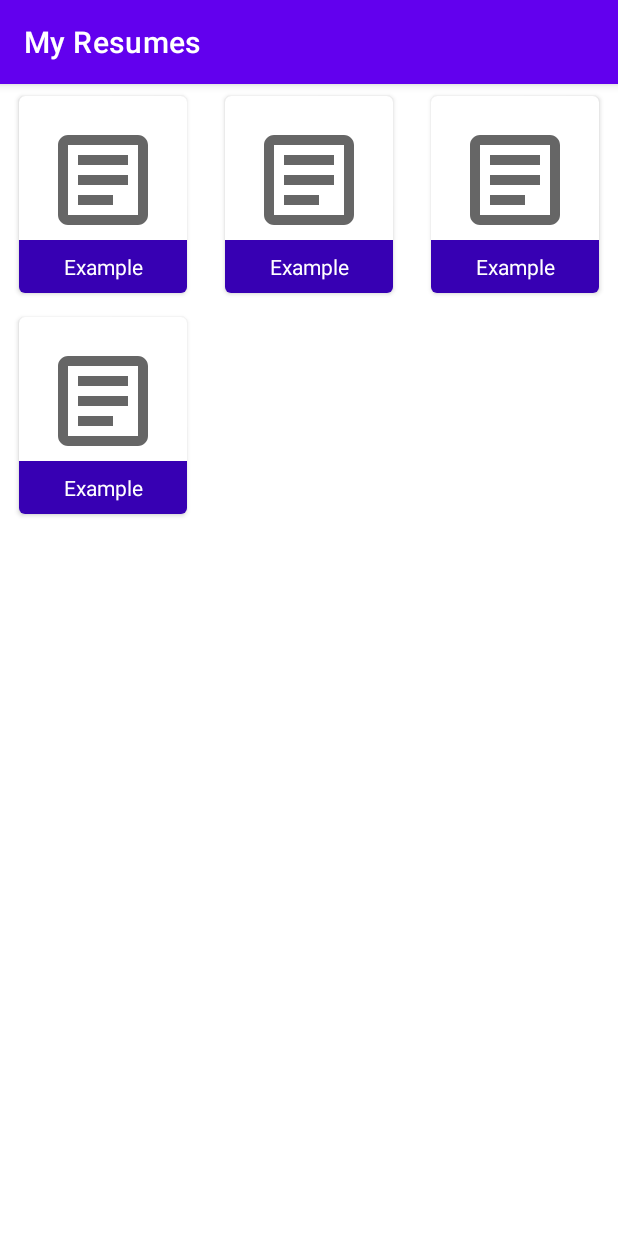
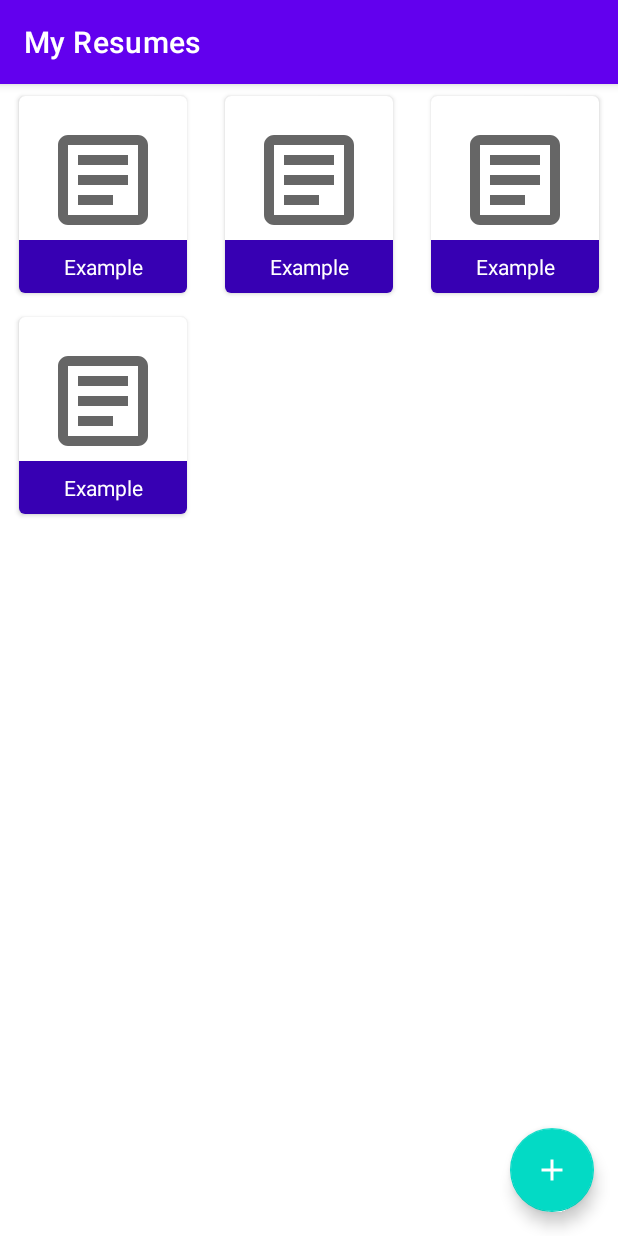
Before and after one commit to NutdanaiVankrua/AnyMindResume, an Android app: the screen it shows after launch (AnyMindResumeActivity), on a phone screen of 412 x 824 dp. Run offline under Robolectric (Android 15) with nearby library versions, the phone set to English and light mode, and no system bars.

Commit message:
feature: introduce floating button for my resumes screen for flow create new resumes

```diff
--- a/app/src/main/java/com/example/anymindresume/screen/myresumes/MyResumesFragment.kt
+++ b/app/src/main/java/com/example/anymindresume/screen/myresumes/MyResumesFragment.kt
@@ -26,8 +26,8 @@ class MyResumesFragment : Fragment() {
 
     override fun onViewCreated(view: View, savedInstanceState: Bundle?) {
         super.onViewCreated(view, savedInstanceState)
+        setupViews()
         setupLiveDataObservers()
-        binding.recyclerView.adapter = adapter
         viewModel.getResumes()
     }
 
@@ -45,4 +45,11 @@ class MyResumesFragment : Fragment() {
         }
     }
 
+    private fun setupViews() {
+        binding.recyclerView.adapter = adapter
+        binding.floatingButton.setOnClickListener {
+            findNavController().navigate(R.id.action_my_resumes_to_resume_detail)
+        }
+    }
+
 }
--- /dev/null
+++ b/app/src/main/res/drawable/ic_outline_add_24.xml
@@ -0,0 +1,10 @@
+<vector xmlns:android="http://schemas.android.com/apk/res/android"
+    android:width="24dp"
+    android:height="24dp"
+    android:viewportWidth="24"
+    android:viewportHeight="24"
+    android:tint="?attr/colorControlNormal">
+  <path
+      android:fillColor="@android:color/white"
+      android:pathData="M19,13h-6v6h-2v-6H5v-2h6V5h2v6h6v2z"/>
+</vector>
--- a/app/src/main/res/layout/fragment_my_resumes.xml
+++ b/app/src/main/res/layout/fragment_my_resumes.xml
@@ -17,4 +17,17 @@
         app:spanCount="3"
         tools:listitem="@layout/view_holder_my_resume" />
 
+    <com.google.android.material.floatingactionbutton.FloatingActionButton
+        android:id="@+id/floating_button"
+        android:layout_width="wrap_content"
+        android:layout_height="wrap_content"
+        android:layout_marginEnd="16dp"
+        android:layout_marginBottom="16dp"
+        android:contentDescription="@null"
+        android:src="@drawable/ic_outline_add_24"
+        app:layout_constraintBottom_toBottomOf="parent"
+        app:layout_constraintEnd_toEndOf="parent"
+        app:rippleColor="@color/white"
+        app:tint="@color/white" />
+
 </androidx.constraintlayout.widget.ConstraintLayout>
```
